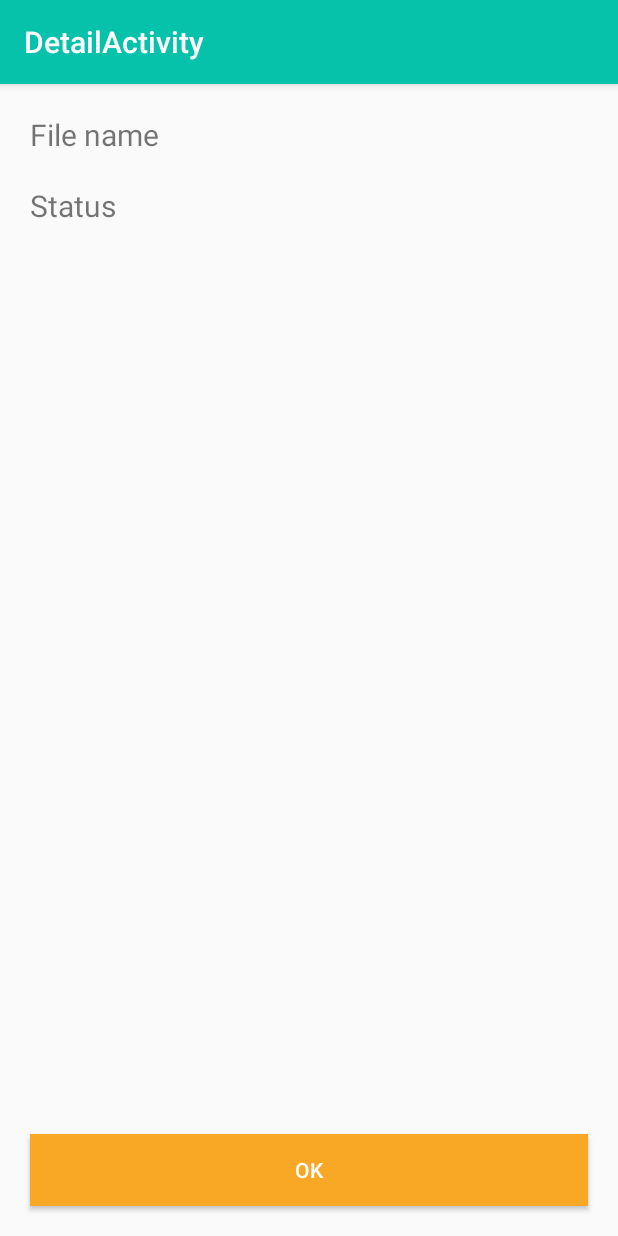
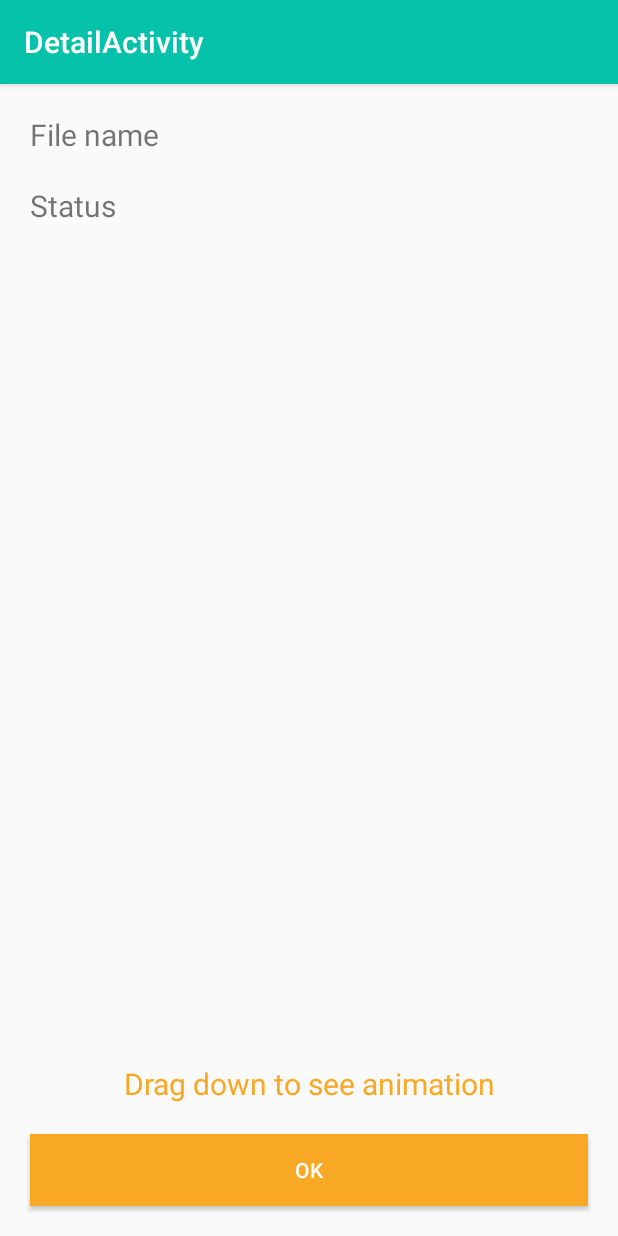
Before and after one commit to ahmedmatem/LoadApp, an Android app: the DetailActivity screen opened directly, with no data from a screen before it, on a phone screen of 412 x 824 dp. Run offline under Robolectric (Android 15) with nearby library versions, the phone set to English and light mode, and no system bars.

Commit message:
Add motion layout animation in detail view

```diff
--- a/app/src/main/res/layout/content_detail.xml
+++ b/app/src/main/res/layout/content_detail.xml
@@ -1,10 +1,11 @@
 <?xml version="1.0" encoding="utf-8"?>
-<androidx.constraintlayout.widget.ConstraintLayout xmlns:android="http://schemas.android.com/apk/res/android"
+<androidx.constraintlayout.motion.widget.MotionLayout xmlns:android="http://schemas.android.com/apk/res/android"
     xmlns:app="http://schemas.android.com/apk/res-auto"
     xmlns:tools="http://schemas.android.com/tools"
     android:layout_width="match_parent"
     android:layout_height="match_parent"
     app:layout_behavior="@string/appbar_scrolling_view_behavior"
+    app:layoutDescription="@xml/detail_motion_scene"
     tools:context=".DetailActivity"
     tools:showIn="@layout/activity_detail">
 
@@ -16,7 +17,7 @@
         app:layout_constraintGuide_percent="0.33" />
 
     <TextView
-        android:id="@+id/textView"
+        android:id="@+id/fileNameLabel"
         android:layout_width="wrap_content"
         android:layout_height="wrap_content"
         android:layout_marginStart="@dimen/layout_margin"
@@ -40,7 +41,7 @@
         app:layout_constraintTop_toTopOf="parent" />
 
     <TextView
-        android:id="@+id/textView3"
+        android:id="@+id/statusLabel"
         android:layout_width="wrap_content"
         android:layout_height="wrap_content"
         android:layout_marginStart="@dimen/layout_margin"
@@ -75,4 +76,17 @@
         app:layout_constraintBottom_toBottomOf="parent"
         app:layout_constraintEnd_toEndOf="parent"
         app:layout_constraintStart_toStartOf="parent" />
-</androidx.constraintlayout.widget.ConstraintLayout>
+
+    <TextView
+        android:id="@+id/hint"
+        android:layout_width="wrap_content"
+        android:layout_height="wrap_content"
+        android:gravity="center"
+        android:text="@string/swipe_hint"
+        android:textColor="@color/colorAccent"
+        android:textSize="@dimen/default_text_size"
+        android:layout_marginBottom="@dimen/layout_margin"
+        app:layout_constraintBottom_toTopOf="@+id/okButton"
+        app:layout_constraintEnd_toEndOf="parent"
+        app:layout_constraintStart_toStartOf="parent" />
+</androidx.constraintlayout.motion.widget.MotionLayout>
--- a/app/src/main/res/values/strings.xml
+++ b/app/src/main/res/values/strings.xml
@@ -31,4 +31,5 @@
     <string name="file_name_value">File name</string>
     <string name="status_label">Status</string>
     <string name="ok_button">ok</string>
+    <string name="swipe_hint">Drag down to see animation</string>
 </resources>
--- /dev/null
+++ b/app/src/main/res/xml/detail_motion_scene.xml
@@ -0,0 +1,106 @@
+<?xml version="1.0" encoding="utf-8"?>
+
+<MotionScene xmlns:app="http://schemas.android.com/apk/res-auto"
+    xmlns:android="http://schemas.android.com/apk/res/android">
+    <!-- TODO: Define a Transition -->
+    <Transition
+        app:constraintSetStart="@+id/start"
+        app:constraintSetEnd="@+id/end"
+        app:duration="2000">
+<!--        <OnClick-->
+<!--            app:targetId="@+id/fileNameLabel"-->
+<!--            app:clickAction="transitionToEnd"/>-->
+        <OnSwipe app:dragDirection="dragDown"/>
+    </Transition>
+
+    <!-- TODO: Define @id/start -->
+    <ConstraintSet android:id="@+id/start">
+        <Constraint
+            android:id="@+id/fileName"
+            android:layout_width="0dp"
+            android:layout_height="wrap_content"
+            android:layout_marginStart="@dimen/layout_margin"
+            android:layout_marginTop="@dimen/layout_margin"
+            android:layout_marginEnd="@dimen/layout_margin"
+            app:layout_constraintEnd_toEndOf="parent"
+            app:layout_constraintStart_toStartOf="@+id/guideline"
+            app:layout_constraintTop_toTopOf="parent"/>
+        <Constraint
+            android:id="@+id/statusLabel"
+            android:layout_width="wrap_content"
+            android:layout_height="wrap_content"
+            android:layout_marginStart="@dimen/layout_margin"
+            android:layout_marginTop="@dimen/layout_margin"
+            app:layout_constraintStart_toStartOf="parent"
+            app:layout_constraintTop_toBottomOf="@+id/fileName"/>
+        <Constraint
+            android:id="@+id/status"
+            android:layout_width="0dp"
+            android:layout_height="wrap_content"
+            android:layout_marginStart="@dimen/layout_margin"
+            android:layout_marginTop="@dimen/layout_margin"
+            android:layout_marginEnd="@dimen/layout_margin"
+            android:textSize="@dimen/default_text_size"
+            app:layout_constraintEnd_toEndOf="parent"
+            app:layout_constraintStart_toStartOf="@+id/guideline"
+            app:layout_constraintTop_toBottomOf="@+id/fileName"/>
+        <Constraint
+            android:id="@+id/hint"
+            android:layout_width="wrap_content"
+            android:layout_height="wrap_content"
+            android:gravity="center"
+            android:text="@string/swipe_hint"
+            android:textColor="@color/colorAccent"
+            android:textSize="@dimen/default_text_size"
+            android:layout_marginBottom="@dimen/layout_margin"
+            app:layout_constraintBottom_toTopOf="@+id/okButton"
+            app:layout_constraintEnd_toEndOf="parent"
+            app:layout_constraintStart_toStartOf="parent" />
+    </ConstraintSet>
+
+    <!-- TODO: Define @id/end -->
+    <ConstraintSet android:id="@+id/end">
+        <Constraint
+            android:id="@+id/fileName"
+            android:layout_width="0dp"
+            android:layout_height="wrap_content"
+            android:layout_marginStart="@dimen/layout_margin"
+            android:layout_marginTop="@dimen/layout_margin"
+            android:layout_marginEnd="@dimen/layout_margin"
+            app:layout_constraintStart_toStartOf="parent"
+            app:layout_constraintEnd_toEndOf="parent"
+            app:layout_constraintTop_toBottomOf="@+id/fileNameLabel"/>
+        <Constraint
+            android:id="@+id/statusLabel"
+            android:layout_width="wrap_content"
+            android:layout_height="wrap_content"
+            android:layout_marginStart="@dimen/layout_margin"
+            android:layout_marginTop="@dimen/layout_margin"
+            app:layout_constraintStart_toStartOf="parent"
+            app:layout_constraintTop_toBottomOf="@+id/fileName"/>
+        <Constraint
+            android:id="@+id/status"
+            android:layout_width="0dp"
+            android:layout_height="wrap_content"
+            android:layout_marginStart="@dimen/layout_margin"
+            android:layout_marginTop="@dimen/layout_margin"
+            android:layout_marginEnd="@dimen/layout_margin"
+            app:layout_constraintStart_toStartOf="parent"
+            app:layout_constraintTop_toBottomOf="@+id/statusLabel"/>
+        <Constraint
+            android:id="@+id/hint"
+            android:layout_width="wrap_content"
+            android:layout_height="wrap_content"
+            android:gravity="center"
+            android:text="@string/swipe_hint"
+            android:textColor="@color/colorAccent"
+            android:textSize="@dimen/default_text_size"
+            android:layout_marginBottom="@dimen/layout_margin"
+            android:scaleX="0.3"
+            android:scaleY="0.3"
+            android:alpha="0"
+            app:layout_constraintBottom_toTopOf="@+id/okButton"
+            app:layout_constraintEnd_toEndOf="parent"
+            app:layout_constraintStart_toStartOf="parent" />
+    </ConstraintSet>
+</MotionScene>
```
